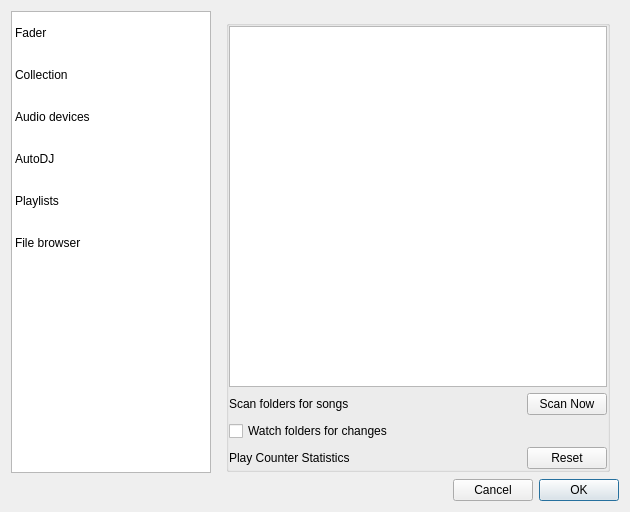
The window that src/settingsdialog.ui (knowthelist/knowthelist) describes before a commit, drawn with Qt 5.
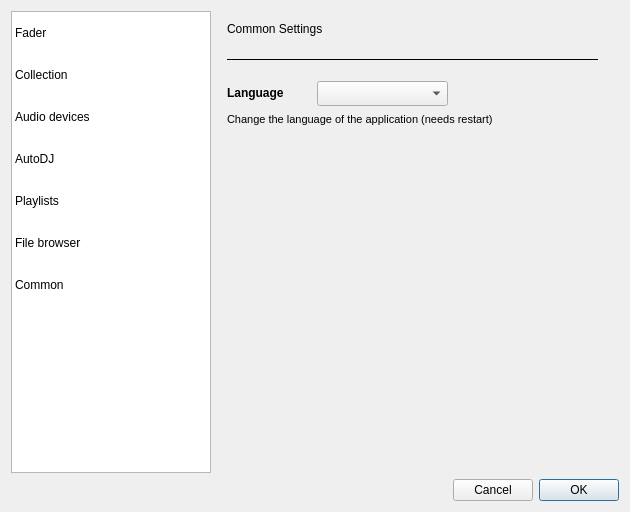
The same window after the commit.

Commit message: Added a simple language changer

```diff
--- a/src/settingsdialog.ui
+++ b/src/settingsdialog.ui
@@ -126,6 +126,11 @@
          <string>Neue Zeile</string>
         </property>
        </row>
+       <row>
+        <property name="text">
+         <string>Neue Zeile</string>
+        </property>
+       </row>
        <column>
         <property name="text">
          <string>New Column</string>
@@ -161,6 +166,11 @@
          <string>File browser</string>
         </property>
        </item>
+       <item row="6" column="0">
+        <property name="text">
+         <string>Common</string>
+        </property>
+       </item>
       </widget>
      </item>
      <item>
@@ -172,7 +182,7 @@
         </sizepolicy>
        </property>
        <property name="currentIndex">
-        <number>1</number>
+        <number>6</number>
        </property>
        <widget class="QWidget" name="page">
         <widget class="QLabel" name="label">
@@ -650,6 +660,138 @@
          </property>
          <property name="text">
           <string>...</string>
+         </property>
+        </widget>
+        <widget class="QLabel" name="label_16">
+         <property name="geometry">
+          <rect>
+           <x>10</x>
+           <y>10</y>
+           <width>251</width>
+           <height>16</height>
+          </rect>
+         </property>
+         <property name="text">
+          <string>File Browser Settings</string>
+         </property>
+        </widget>
+        <widget class="Line" name="line_5">
+         <property name="geometry">
+          <rect>
+           <x>10</x>
+           <y>40</y>
+           <width>371</width>
+           <height>16</height>
+          </rect>
+         </property>
+         <property name="frameShadow">
+          <enum>QFrame::Plain</enum>
+         </property>
+         <property name="orientation">
+          <enum>Qt::Horizontal</enum>
+         </property>
+        </widget>
+       </widget>
+       <widget class="QWidget" name="page_7">
+        <widget class="QComboBox" name="comboLanguage">
+         <property name="geometry">
+          <rect>
+           <x>100</x>
+           <y>70</y>
+           <width>131</width>
+           <height>25</height>
+          </rect>
+         </property>
+         <item>
+          <property name="text">
+           <string/>
+          </property>
+         </item>
+         <item>
+          <property name="text">
+           <string notr="true" comment="en">English</string>
+          </property>
+         </item>
+         <item>
+          <property name="text">
+           <string notr="true" comment="de">Deutsch</string>
+          </property>
+         </item>
+         <item>
+          <property name="text">
+           <string notr="true" comment="cs">čeština</string>
+          </property>
+         </item>
+         <item>
+          <property name="text">
+           <string notr="true" comment="hu">magyar</string>
+          </property>
+         </item>
+        </widget>
+        <widget class="QLabel" name="label_14">
+         <property name="geometry">
+          <rect>
+           <x>10</x>
+           <y>74</y>
+           <width>91</width>
+           <height>16</height>
+          </rect>
+         </property>
+         <property name="font">
+          <font>
+           <weight>75</weight>
+           <bold>true</bold>
+          </font>
+         </property>
+         <property name="text">
+          <string>Language</string>
+         </property>
+        </widget>
+        <widget class="QLabel" name="label_15">
+         <property name="geometry">
+          <rect>
+           <x>10</x>
+           <y>10</y>
+           <width>251</width>
+           <height>16</height>
+          </rect>
+         </property>
+         <property name="text">
+          <string>Common Settings</string>
+         </property>
+        </widget>
+        <widget class="Line" name="line_4">
+         <property name="geometry">
+          <rect>
+           <x>10</x>
+           <y>40</y>
+           <width>371</width>
+           <height>16</height>
+          </rect>
+         </property>
+         <property name="frameShadow">
+          <enum>QFrame::Plain</enum>
+         </property>
+         <property name="orientation">
+          <enum>Qt::Horizontal</enum>
+         </property>
+        </widget>
+        <widget class="QLabel" name="label_18">
+         <property name="geometry">
+          <rect>
+           <x>10</x>
+           <y>100</y>
+           <width>351</width>
+           <height>16</height>
+          </rect>
+         </property>
+         <property name="font">
+          <font>
+           <pointsize>8</pointsize>
+          </font>
+         </property>
+         <property name="text">
+          <string>Change the language of the application (needs restart)</string>
          </property>
         </widget>
        </widget>
```
Left out of the diff: 45 changed lines with no effect on the pictures. The commit also changes 2 other files.
